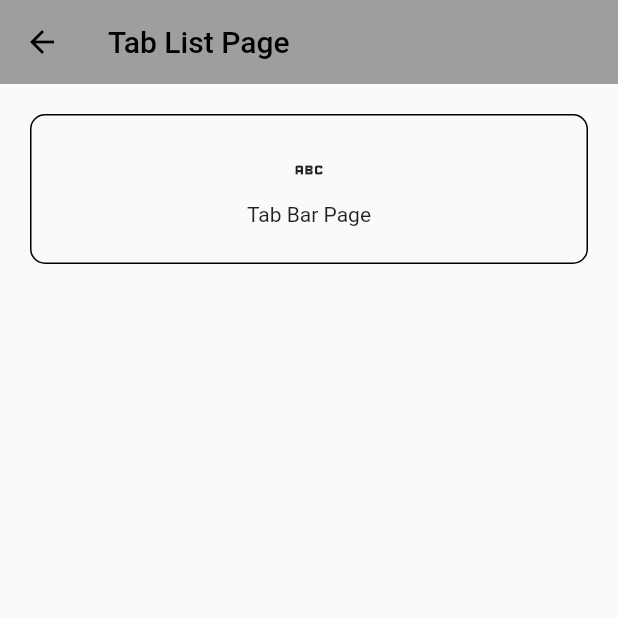
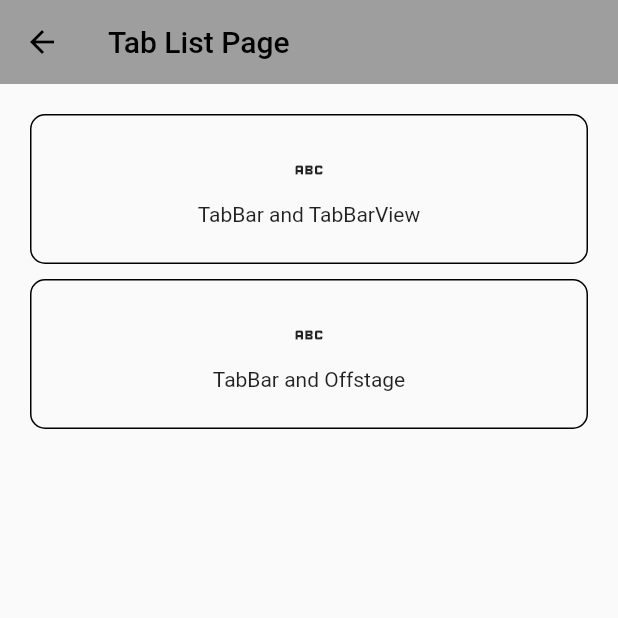
Before and after one commit to Salmonberry/Collapse, a Flutter app: the TabListPage screen opened by its route, on a phone screen of 412 x 824 dp, the top half of it. Run offline on Flutter 3.47's test engine with Material 2 defaults, Android fonts, the phone set to English and light mode, and no system bars; our stand-ins replace cached_network_image, date_format, dropdown_button2, flutter_image_compress, fluttertoast, get_it and 4 more.

```diff
--- a/example/lib/layout/tab_list_page.dart
+++ b/example/lib/layout/tab_list_page.dart
@@ -12,7 +12,8 @@ class TabListPage extends StatefulWidget {
 
 class _TabListPageState extends State<TabListPage> {
   final List<HomeItemEntity> _items = [
-    HomeItemEntity('Tab Bar Page', Icons.abc_outlined, '/tab_bar_page'),
+    HomeItemEntity('TabBar and TabBarView', Icons.abc_outlined, '/tab_bar_and_tab_bar_view_page'),
+    HomeItemEntity('TabBar and Offstage', Icons.abc_outlined, '/tab_bar_and_offstage_page'),
   ];
 
   @override
@@ -20,6 +21,8 @@ class _TabListPageState extends State<TabListPage> {
     // TODO: implement initState
     super.initState();
   }
+
+
 
   @override
   Widget build(BuildContext context) {
@@ -29,6 +32,8 @@ class _TabListPageState extends State<TabListPage> {
             padding: const EdgeInsets.all(AppDimens.dimen20),
             child: ListView(
                 children: List.generate(
-                    _items.length, (index) => ItemButton(_items[index])))));
+                    _items.length, (index) => Padding(
+                  padding: const EdgeInsets.only(bottom: 10),
+                    child: ItemButton(_items[index]))))));
   }
 }
--- a/example/lib/main.dart
+++ b/example/lib/main.dart
@@ -40,7 +40,8 @@ class MyApp extends StatelessWidget {
         '/layout': (context) => const LayoutListPage(),
         '/grid_view_layout': (context) => const GridViewLayout(),
         '/tab_list_page': (context) => const TabListPage(),
-        '/tab_bar_page':(context)=> const TabBarPage(),
+        '/tab_bar_and_tab_bar_view_page':(context)=> const TabBarAndTabBarViewPage(),
+        '/tab_bar_and_offstage_page':(context)=> TabBarAndOffstagePage(),
         '/test': (context) => const InputWidgetsPanel(),
       },
     );
--- a/lib/collapse.dart
+++ b/lib/collapse.dart
@@ -11,5 +11,6 @@ export 'src/utils/image_utils.dart';
 export 'src/utils/date_time_utils.dart';
 export 'src/widgets/buttons/buttons_panel.dart';
 export 'src/layout/grid_view/grid_view_layout.dart';
-export 'src/layout/tab/tab_bar/tab_bar_page.dart';
 export 'src/widgets/inputs/input_widgets_panel.dart';
+export 'src/layout/tab/tab_bar_and_tab_bar_view/tab_bar_and_tab_bar_view_page.dart';
+export 'src/layout/tab/tab_bar_and_offstage/tab_bar_and_offstage_page.dart';
--- a/lib/src/layout/tab/tab_bar/domains/tab_entity.dart
+++ /dev/null
@@ -1,3 +0,0 @@
-class TabEntity {
-  TabEntity();
-}
--- /dev/null
+++ b/lib/src/layout/tab/tab_bar_and_tab_bar_view/domains/tab_entity.dart
@@ -0,0 +1,5 @@
+class TabEntity {
+  final String title;
+
+  TabEntity(this.title);
+}
--- a/lib/src/res/dimens.dart
+++ b/lib/src/res/dimens.dart
@@ -1,45 +1,20 @@
+///思考：
+///什么时候才应该定义AppDimens的类呢？
+///我们是否真的有必要为了便于维护尺寸大小，而定义一个类来做管控，这样做对整个的项目的收益有多大呢？
+///-------------------------
+///真实情况是
+///若果一个团队对项目有严格的要求，具体到每个页面的边距，字体大小都有一定的规范标准，
+///这对后期所有页面一同修改同一边距或字体大小，确实能省下不少人力（不用逐个页面查找修改）
+///但如果客户只是给了设计图就完事，只要跟设计图差不多的 宽松要求下，在这种情况下，采用类管控所有的尺寸大小，
+///这时的收益就会大大减小
+///
+/// 综合这两种情况 页面有统一的样式尺寸做类的管控管理才是更有意义的：
+/// 页面的边距
+/// AppBar的标题大小、导航logo大小
+///
 class AppDimens {
   AppDimens();
 
   static const dimens0 = .0;
   static const dimens1 = 1.0;
-  static const dimens2 = 2.0;
-  static const dimens3 = 3.0;
-  static const dimens6 = 6.0;
-  static const dimens8 = 8.0;
-  static const dimens9 = 9.0;
-  static const dimens10 = 10.0;
-  static const dimens11 = 11.0;
-  static const dimens12 = 12.0;
-  static const dimens13 = 13.0;
-  static const dimens14 = 14.0;
-  static const dimens15 = 15.0;
-  static const dimens16 = 16.0;
-  static const dimens17 = 17.0;
-  static const dimens18 = 18.0;
-  static const dimens20 = 20.0;
-  static const dimens21 = 21.0;
-  static const dimens23 = 23.0;
-  static const dimens27 = 27.0;
-  static const dimens28 = 28.0;
-  static const dimens30 = 30.0;
-  static const dimens32 = 32.0;
-  static const dimens35 = 35.0;
-  static const dimens39 = 39.0;
-  static const dimens40 = 40.0;
-  static const dimens50 = 50.0;
-  static const dimens60 = 60.0;
-  static const dimens64 = 64.0;
-  static const dimens70 = 70.0;
-  static const dimens86 = 86.0;
-  static const dimens100 = 100.0;
-  static const dimens120 = 120.0;
-  static const dimens141 = 141.0;
-  static const dimens150 = 150.0;
-  static const dimens158 = 158.0;
-  static const dimens160 = 160.0;
-  static const dimens183 = 183.0;
-  static const dimens200 = 200.0;
-  static const dimens330 = 330.0;
-  static const dimens350 = 350.0;
 }
```
Also changed, not shown: lib/src/layout/tab/tab_bar_and_offstage/tab_bar_and_offstage_page.dart (added, +104 -0 lines), lib/src/layout/tab/tab_bar_and_tab_bar_view/tab_bar_and_tab_bar_view_page.dart (renamed from lib/src/layout/tab/tab_bar/tab_bar_page.dart, +17 -14 lines).
